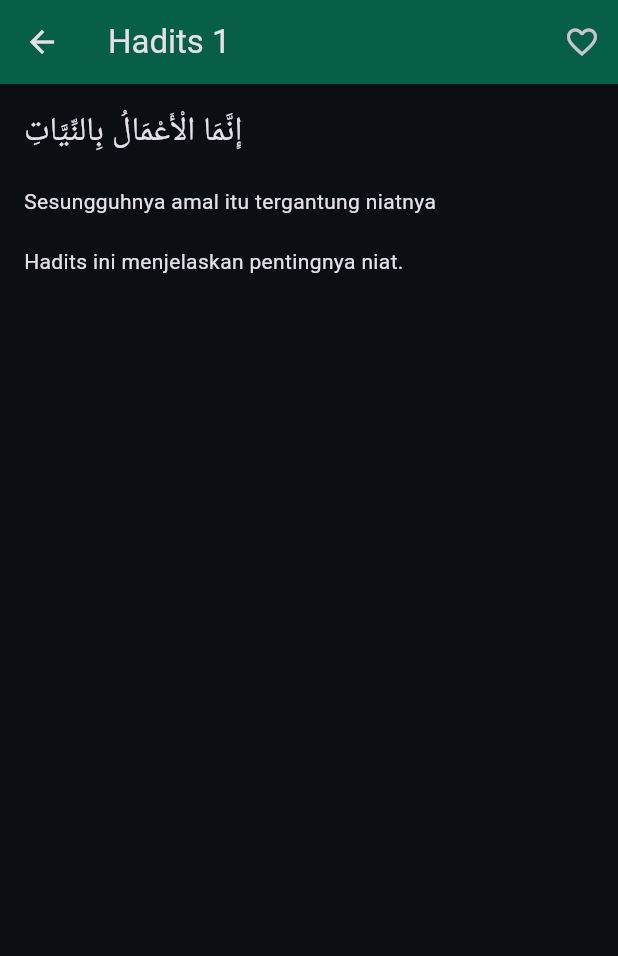
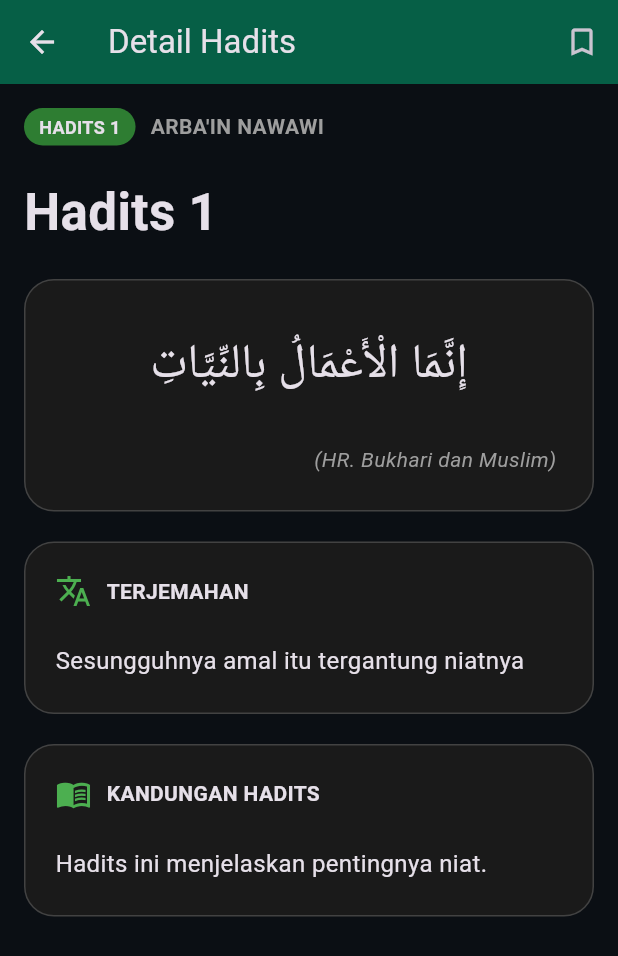
Before and after one commit to azrulfattah336/Aplikasi-Hadits-Arbain-Nawawi, a Flutter app: the screen it shows after launch, after a tap on an icon or button, on a phone screen of 412 x 824 dp. Shown: the top 956 px of the screen. Run offline on Flutter 3.47's test engine with Material 3 defaults, Android fonts, the phone set to English and light mode, and no system bars; our stand-ins replace shared_preferences.

Commit message:
Mendesain ulang UI layar screnn

```diff
--- a/lib/screens/detail_screen.dart
+++ b/lib/screens/detail_screen.dart
@@ -38,42 +38,230 @@ class _DetailScreenState extends State<DetailScreen> {
 Widget build(BuildContext context) {
   return Scaffold(
     appBar: AppBar(
-      title: Text(widget.hadith.title),
+  title: const Text("Detail Hadits"),
+
+  backgroundColor: const Color(0xFF065F46),
 
   actions: [
+
     IconButton(
       icon: Icon(
         isFavorite
-                ? Icons.favorite
-                : Icons.favorite_border,
+            ? Icons.bookmark
+            : Icons.bookmark_border,
       ),
 
       onPressed: toggleBookmark,
-        )
+    ),
   ],
 ),
 
-    body: Padding(
+    body: ListView(
       padding: const EdgeInsets.all(16),
+      children: [
+        Row(
+          children: [
+            Container(
+              padding: const EdgeInsets.symmetric(
+                horizontal: 10,
+                vertical: 4,
+              ),
+              decoration: BoxDecoration(
+                color: Colors.green.shade800,
+                borderRadius: BorderRadius.circular(20),
+              ),
+              child: const Text(
+                "HADITS ${1}",
+                style: TextStyle(
+                  fontSize: 12,
+                  fontWeight: FontWeight.bold,
+                ),
+              ),
+            ),
+
+        const SizedBox(width: 10),
+
+        const Text(
+          "ARBA'IN NAWAWI",
+          style: TextStyle(
+            fontWeight: FontWeight.bold,
+            color: Colors.grey,
+          ),
+        ),
+      ],
+    ),
+
+    const SizedBox(height: 20),
+
+    Text(
+      widget.hadith.title,
+
+      style: const TextStyle(
+        fontSize: 34,
+        fontWeight: FontWeight.bold,
+      ),
+    ),
+
+    const SizedBox(height: 20),
+
+    Container(
+      padding: const EdgeInsets.all(24),
+
+      decoration: BoxDecoration(
+        color: const Color(0xFF1A1A1A),
+
+        borderRadius: BorderRadius.circular(20),
+
+        border: Border.all(
+          color: Colors.grey.shade800,
+        ),
+      ),
+
       child: Column(
-        crossAxisAlignment: CrossAxisAlignment.start,
         children: [
 
           Text(
             widget.hadith.arab,
+
             textAlign: TextAlign.right,
-            style: const TextStyle(fontSize: 22),
+
+            style: const TextStyle(
+              fontSize: 32,
+              height: 2,
+            ),
           ),
 
           const SizedBox(height: 20),
 
-          Text(widget.hadith.translation),
+          const Align(
+            alignment: Alignment.centerRight,
+
+            child: Text(
+              "(HR. Bukhari dan Muslim)",
+
+              style: TextStyle(
+                fontStyle: FontStyle.italic,
+                color: Colors.grey,
+              ),
+            ),
+          ),
+        ],
+      ),
+    ),
 
     const SizedBox(height: 20),
 
-          Text(widget.hadith.explanation),
+    // TERJEMAHAN
+    Container(
+      padding: const EdgeInsets.all(20),
+
+      decoration: BoxDecoration(
+        color: const Color(0xFF1A1A1A),
+
+        borderRadius: BorderRadius.circular(20),
+
+        border: Border.all(
+          color: Colors.grey.shade800,
+        ),
+      ),
+
+      child: Column(
+        crossAxisAlignment:
+            CrossAxisAlignment.start,
+
+        children: [
+
+          Row(
+            children: const [
+
+              Icon(
+                Icons.translate,
+                color: Colors.green,
+              ),
+
+              SizedBox(width: 10),
+
+              Text(
+                "TERJEMAHAN",
+
+                style: TextStyle(
+                  fontWeight: FontWeight.bold,
+                ),
+              ),
             ],
           ),
+
+          SizedBox(height: 20),
+
+          Text(
+            widget.hadith.translation,
+
+            style: const TextStyle(
+              height: 1.8,
+              fontSize: 16,
+            ),
+          ),
+        ],
+      ),
+    ),
+
+    const SizedBox(height: 20),
+
+    Container(
+      padding: const EdgeInsets.all(20),
+
+      decoration: BoxDecoration(
+        color: const Color(0xFF1A1A1A),
+
+        borderRadius: BorderRadius.circular(20),
+
+        border: Border.all(
+          color: Colors.grey.shade800,
+        ),
+      ),
+
+      child: Column(
+        crossAxisAlignment:
+            CrossAxisAlignment.start,
+
+        children: [
+
+          Row(
+            children: const [
+
+              Icon(
+                Icons.menu_book,
+                color: Colors.green,
+              ),
+
+              SizedBox(width: 10),
+
+              Text(
+                "KANDUNGAN HADITS",
+
+                style: TextStyle(
+                  fontWeight: FontWeight.bold,
+                ),
+              ),
+            ],
+          ),
+
+          const SizedBox(height: 20),
+
+          Text(
+            widget.hadith.explanation,
+
+            style: const TextStyle(
+              height: 1.8,
+              fontSize: 16,
+            ),
+          ),
+        ],
+      ),
+    ),
+
+    const SizedBox(height: 30),
+    ],
    ),
   );
  }
```
Lines whose indentation alone changed are shown as unchanged.
